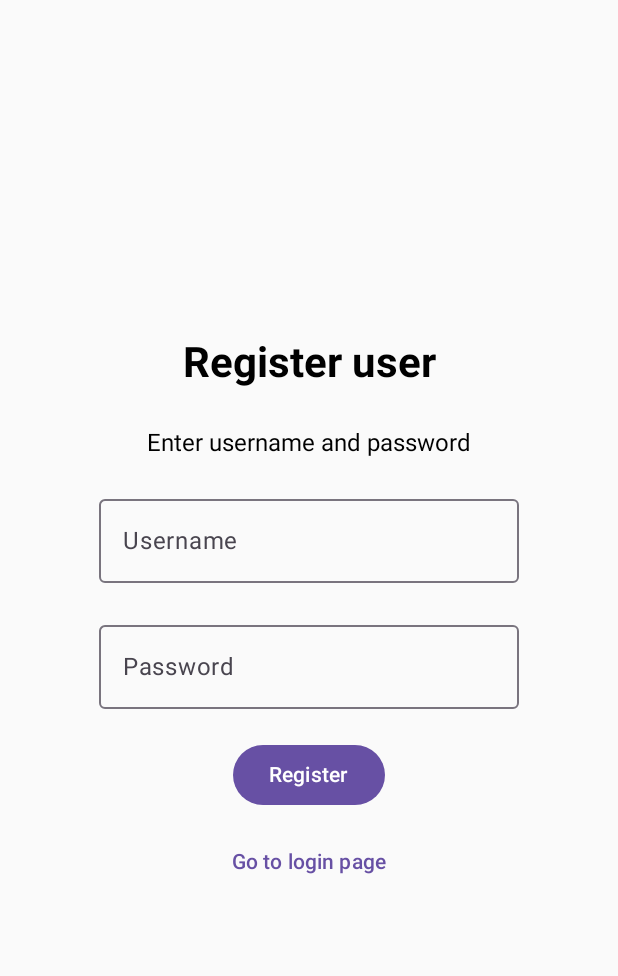
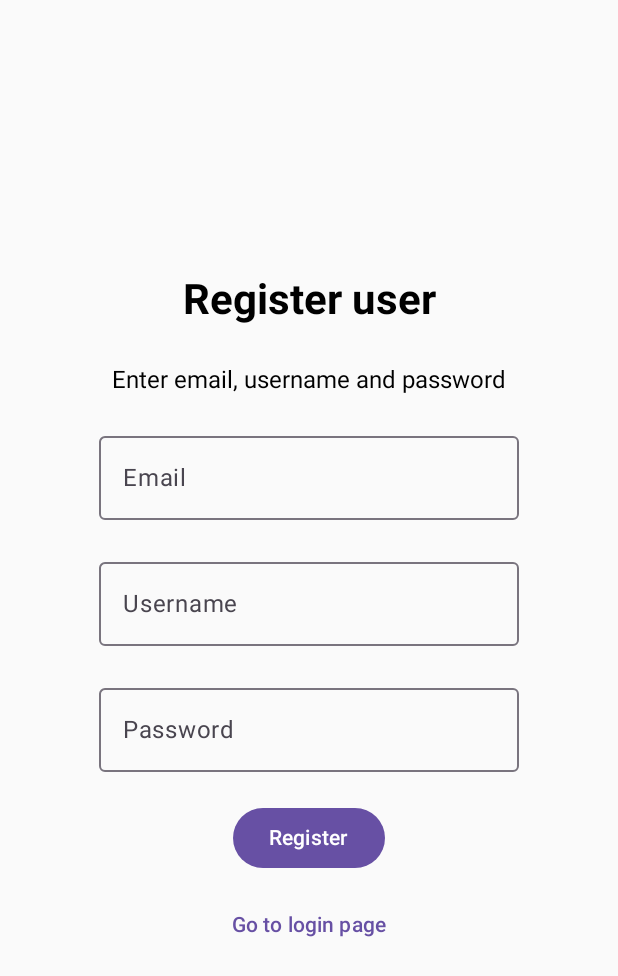
Before and after one commit to mapclean9r/aMobilProg, an Android app built with Jetpack Compose: the RegisterActivity screen opened through its navigation route, after a tap on "Register", on a phone screen of 412 x 824 dp. Shown: the top 976 px of the screen. Run offline under Robolectric (Android 15) with nearby library versions, the phone set to English and light mode, and no system bars; our stand-ins replace Firebase (no records; nobody signed in at launch, a user with empty details on screens opened directly).

Commit message:
jobbet med litt forskjellig

```diff
--- a/app/build.gradle.kts
+++ b/app/build.gradle.kts
@@ -72,4 +72,6 @@ dependencies {
     implementation(platform(libs.firebase.bom))
     implementation(platform("com.google.firebase:firebase-bom:33.3.0"))
     implementation("com.google.firebase:firebase-firestore")
+    implementation(platform("com.google.firebase:firebase-bom:33.3.0"))
+    implementation("com.google.firebase:firebase-auth")
 }
--- a/app/src/main/java/com/example/mobprog/auth/LoginActivity.kt
+++ b/app/src/main/java/com/example/mobprog/auth/LoginActivity.kt
@@ -23,12 +23,14 @@ import androidx.compose.ui.unit.dp
 import androidx.compose.ui.unit.sp
 import androidx.navigation.NavController
 import androidx.navigation.compose.rememberNavController
-import com.example.mobprog.data.checkIfUsernameAndPasswordIsCorrect
+import com.example.mobprog.data.UserService
+import com.example.mobprog.user.User
 
 @Composable
 fun LoginActivity(navController: NavController, modifier: Modifier = Modifier) {
+    val userService = UserService();
 
-    var usernameTextController by remember {
+    var emailTextController by remember {
         mutableStateOf("")
     }
 
@@ -45,14 +47,14 @@ fun LoginActivity(navController: NavController, modifier: Modifier = Modifier) {
 
         Spacer(modifier = Modifier.height(28.dp))
 
-        Text(text = "Enter username and password", fontSize = 16.sp)
+        Text(text = "Enter email and password", fontSize = 16.sp)
 
         Spacer(modifier = Modifier.height(20.dp))
 
-        OutlinedTextField(value = usernameTextController, onValueChange = {
-            usernameTextController = it
+        OutlinedTextField(value = emailTextController, onValueChange = {
+            emailTextController = it
         }, label = {
-            Text(text = "Username")
+            Text(text = "Email")
         })
 
         Spacer(modifier = Modifier.height(20.dp))
@@ -66,13 +68,7 @@ fun LoginActivity(navController: NavController, modifier: Modifier = Modifier) {
         Spacer(modifier = Modifier.height(20.dp))
 
         Button(onClick = {
-                if (checkIfUsernameAndPasswordIsCorrect(usernameTextController, passwordTextController)) {
-                    println("Field matches! Do something.")
-                    // Her kan du oppdatere UI, vise en melding, etc.
-                } else {
-                    println("Field does not match. Handle accordingly.")
-                    // Her kan du håndtere at verdien ikke matcher.
-                }
+
         }) {
             Text(text = "Login")
         }
--- a/app/src/main/java/com/example/mobprog/auth/RegisterActivity.kt
+++ b/app/src/main/java/com/example/mobprog/auth/RegisterActivity.kt
@@ -23,10 +23,15 @@ import androidx.compose.ui.unit.dp
 import androidx.compose.ui.unit.sp
 import androidx.navigation.NavController
 import androidx.navigation.compose.rememberNavController
-import com.example.mobprog.data.createUser
+import com.example.mobprog.data.UserService
 
 @Composable
 fun RegisterActivity(navController: NavController, modifier: Modifier = Modifier) {
+    val userService = UserService();
+
+    var emailTextController by remember {
+        mutableStateOf("")
+    }
 
     var usernameTextController by remember {
         mutableStateOf("")
@@ -45,7 +50,15 @@ fun RegisterActivity(navController: NavController, modifier: Modifier = Modifier
 
         Spacer(modifier = Modifier.height(28.dp))
 
-        Text(text = "Enter username and password", fontSize = 16.sp)
+        Text(text = "Enter email, username and password", fontSize = 16.sp)
+
+        Spacer(modifier = Modifier.height(20.dp))
+
+        OutlinedTextField(value = emailTextController, onValueChange = {
+            emailTextController = it
+        }, label = {
+            Text(text = "Email")
+        })
 
         Spacer(modifier = Modifier.height(20.dp))
 
@@ -66,7 +79,9 @@ fun RegisterActivity(navController: NavController, modifier: Modifier = Modifier
         Spacer(modifier = Modifier.height(20.dp))
 
         Button(onClick = {
-            createUser(usernameTextController, passwordTextController)
+            userService.createUser(emailTextController, usernameTextController, passwordTextController)
+            //firebaseAuth.onCreate(emailTextController, passwordTextController, null)
+            emailTextController = ""
             usernameTextController = ""
             passwordTextController = ""
         }) {
--- a/app/src/main/java/com/example/mobprog/user/User.kt
+++ b/app/src/main/java/com/example/mobprog/user/User.kt
@@ -1,12 +1,17 @@
 package com.example.mobprog.user
 
 
-class User(private val username: String, private var password: String) {
+class User(private val email: String, private val username: String, private var password: String) {
 
     private val friends = ArrayList<User>()
     private var nickname = ""
 
-    fun getName() : String {
+
+    fun getEmail() : String {
+        return email
+    }
+
+    fun getUsername() : String {
         return nickname.ifBlank { username }
     }
 
--- a/build.gradle.kts
+++ b/build.gradle.kts
@@ -3,4 +3,5 @@ plugins {
     alias(libs.plugins.android.application) apply false
     alias(libs.plugins.jetbrains.kotlin.android) apply false
     id("com.google.gms.google-services") version "4.4.2" apply false
+
 }
--- a/gradle/libs.versions.toml
+++ b/gradle/libs.versions.toml
@@ -12,6 +12,8 @@ composeBom = "2024.04.01"
 firebaseFirestoreKtx = "25.1.0"
 navigationCompose = "2.8.1"
 navigationRuntimeKtx = "2.8.1"
+googleGmsGoogleServices = "4.4.2"
+firebaseAuth = "23.0.0"
 
 [libraries]
 androidx-core-ktx = { group = "androidx.core", name = "core-ktx", version.ref = "coreKtx" }
@@ -32,7 +34,9 @@ androidx-ui-test-junit4 = { group = "androidx.compose.ui", name = "ui-test-junit
 androidx-material3 = { group = "androidx.compose.material3", name = "material3" }
 firebase-firestore-ktx = { group = "com.google.firebase", name = "firebase-firestore-ktx", version.ref = "firebaseFirestoreKtx" }
 androidx-navigation-runtime-ktx = { group = "androidx.navigation", name = "navigation-runtime-ktx", version.ref = "navigationRuntimeKtx" }
+firebase-auth = { group = "com.google.firebase", name = "firebase-auth", version.ref = "firebaseAuth" }
 
 [plugins]
 android-application = { id = "com.android.application", version.ref = "agp" }
 jetbrains-kotlin-android = { id = "org.jetbrains.kotlin.android", version.ref = "kotlin" }
+google-gms-google-services = { id = "com.google.gms.google-services", version.ref = "googleGmsGoogleServices" }
```
Also changed, not shown: app/src/main/java/com/example/mobprog/auth/IsLoggedIn.kt (deleted, +0 -8 lines), app/src/main/java/com/example/mobprog/data/UserService.kt (+34 -30 lines).
